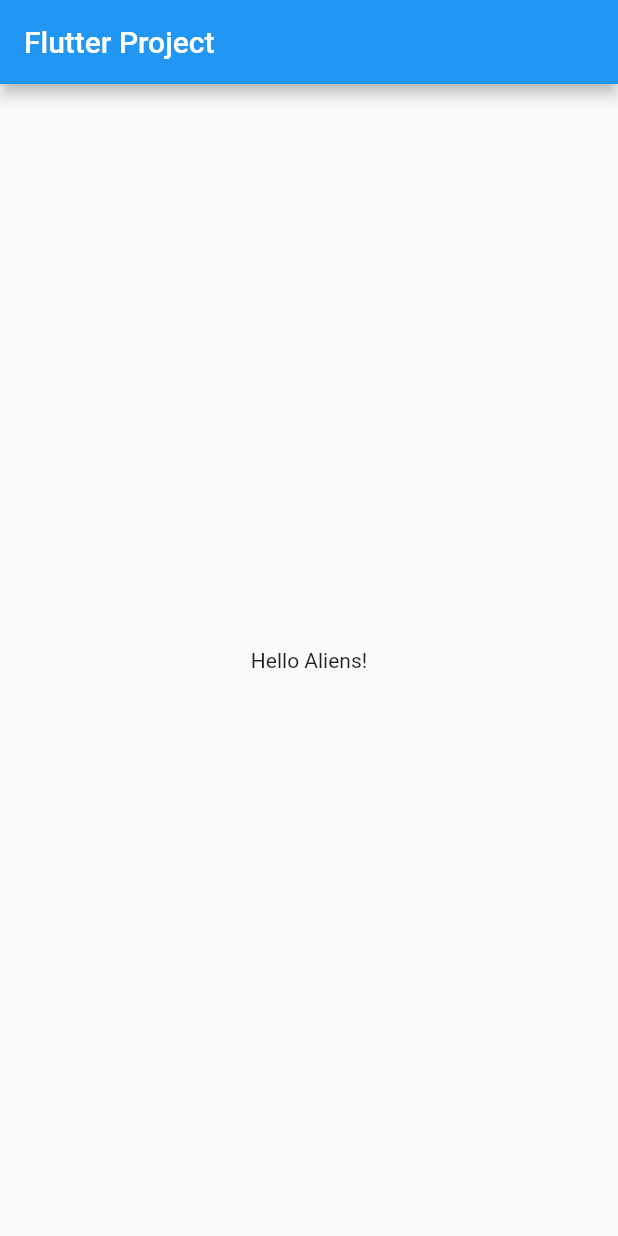
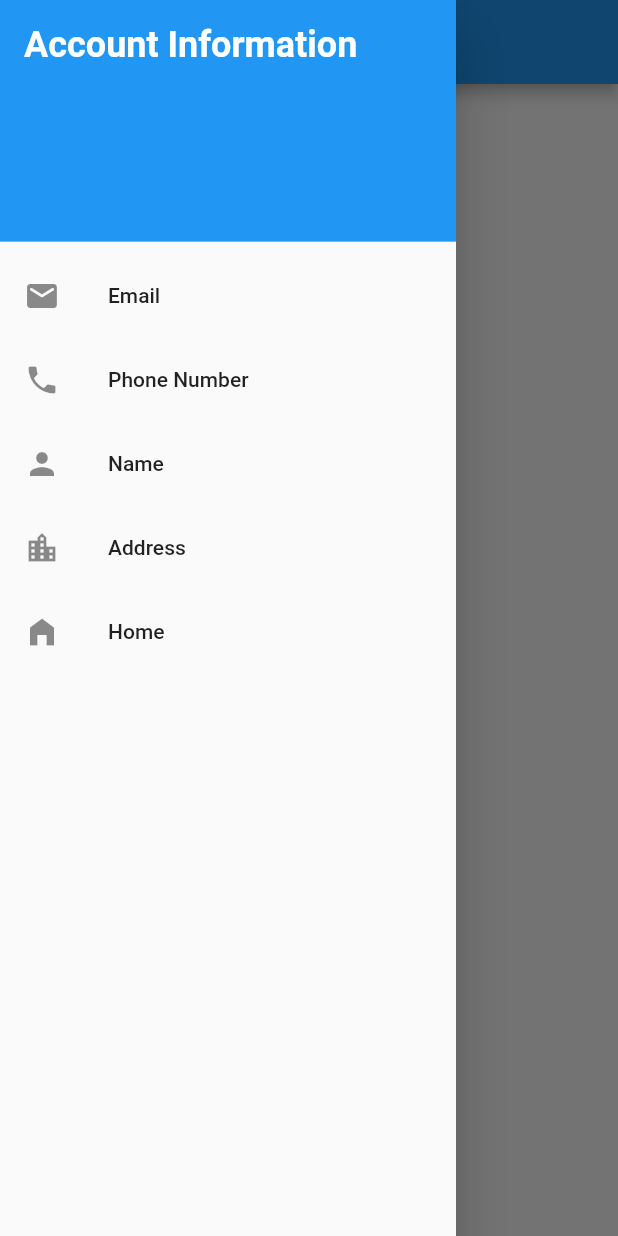
Before and after one commit to parthhbanker/Firebase-Flutter-App, a Flutter app: the screen it shows after launch, with the side drawer open (before the commit the screen has no drawer), on a phone screen of 412 x 824 dp. Run offline on Flutter 3.47's test engine with Material 2 defaults, Android fonts, the phone set to English and light mode, and no system bars.

Commit message:
Account Information Drawer

```diff
--- a/lib/main.dart
+++ b/lib/main.dart
@@ -45,6 +45,51 @@ class _MyHomePageState extends State<MyHomePage> {
           ],
         ),
       ),
+      drawer: Drawer(
+        child: ListView(
+          padding: EdgeInsets.zero,
+          children: [
+            const DrawerHeader(
+              decoration: BoxDecoration(color: Colors.blue),
+              child: Text(
+                "Account Information",
+                style: TextStyle(
+                  color: Colors.white,
+                  fontSize: 24,
+                  fontWeight: FontWeight.bold,
+                ),
+              ),
+            ),
+            ListTile(
+              title: const Text("Email"),
+              leading: const Icon(Icons.email_rounded),
+              onTap: () {},
+            ),
+            ListTile(
+              title: const Text("Phone Number"),
+              leading: const Icon(Icons.phone),
+              onTap: () {},
+            ),
+            ListTile(
+              title: const Text("Name"),
+              leading: const Icon(Icons.person),
+              onTap: () {},
+            ),
+            ListTile(
+              title: const Text("Address"),
+              leading: const Icon(Icons.location_city),
+              onTap: () {},
+            ),
+            ListTile(
+              title: const Text("Home"),
+              leading: const Icon(Icons.home_filled),
+              onTap: () {
+                Navigator.pop(context);
+              },
+            ),
+          ],
+        ),
+      ),
     );
   }
 }
```
